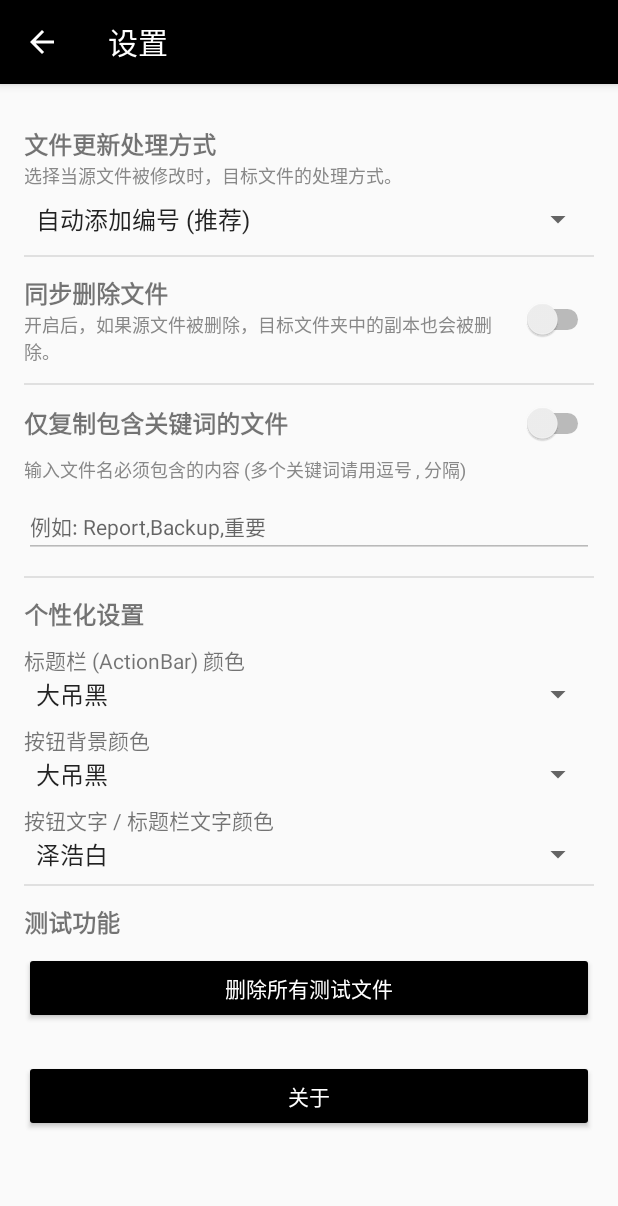
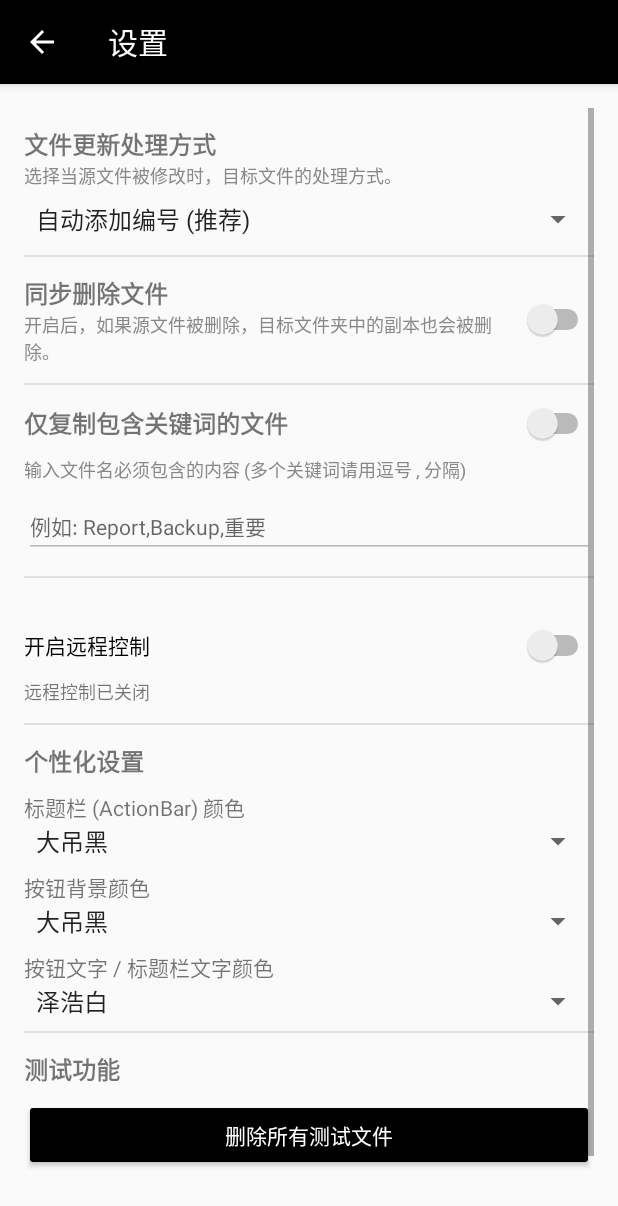
Before and after one commit to miziguo/O_My_WieNing, an Android app: the SettingsActivity screen opened directly, with no data from a screen before it, on a phone screen of 412 x 824 dp. Shown: the top 1206 px of the screen. Run offline under Robolectric (Android 15) with nearby library versions, the phone set to English and light mode, and no system bars.

Commit message:
2.0.0 实现了一部分远程控制功能

```diff
--- a/app/build.gradle
+++ b/app/build.gradle
@@ -51,4 +51,5 @@ dependencies {
     implementation 'androidx.constraintlayout:constraintlayout:2.1.4'
     implementation 'com.google.android.material:material:1.8.0'
     implementation 'androidx.localbroadcastmanager:localbroadcastmanager:1.1.0'
+    implementation 'org.nanohttpd:nanohttpd:2.3.1'
 }
--- a/app/src/main/java/o/my/gay/MainActivity.java
+++ b/app/src/main/java/o/my/gay/MainActivity.java
@@ -134,11 +134,6 @@ public class MainActivity extends AppCompatActivity {
         checkStoragePermissionStatus();
         checkAllPermissions();
         updateServiceStatus();
-
-        if (isOverlayPermissionGranted()) {
-            Intent intent = new Intent(this, StorageTestService.class);
-            startService(intent);
-        }
     }
 
     // --- 核心修复：安全获取颜色方法 ---
--- a/app/src/main/java/o/my/gay/SettingsActivity.java
+++ b/app/src/main/java/o/my/gay/SettingsActivity.java
@@ -1,6 +1,7 @@
 package o.my.gay;
 
 import android.content.Context;
+import android.content.Intent;
 import android.content.SharedPreferences;
 import android.content.res.ColorStateList;
 import android.graphics.Color;
@@ -20,6 +21,7 @@ import android.widget.Button;
 import android.widget.EditText;
 import android.widget.Spinner;
 import android.widget.Switch;
+import android.widget.TextView;
 import android.widget.Toast;
 
 import androidx.appcompat.app.ActionBar;
@@ -34,7 +36,7 @@ import java.io.PrintWriter;
 
 public class SettingsActivity extends AppCompatActivity {
 
-    public static final String PREF_NAME = "MonitorSettings";
+    public static final String PREF_NAME = "FileCopierPrefs";
     public static final String KEY_OVERWRITE_MODE_INDEX = "overwrite_mode_index";
     public static final String KEY_DELETE_MIRROR = "delete_mirror";
     public static final String KEY_CONTENT_FILTER_ENABLED = "content_filter_enabled";
@@ -42,7 +44,6 @@ public class SettingsActivity extends AppCompatActivity {
     public static final String KEY_ACTIONBAR_COLOR_INDEX = "actionbar_color_index";
     public static final String KEY_BUTTON_COLOR_INDEX = "button_color_index";
     public static final String KEY_TEXT_COLOR_INDEX = "text_color_index";
-
     public static final String KEY_CUSTOM_ACTIONBAR_COLOR = "custom_actionbar_color";
     public static final String KEY_CUSTOM_BUTTON_COLOR = "custom_button_color";
     public static final String KEY_CUSTOM_TEXT_COLOR = "custom_text_color";
@@ -57,6 +58,8 @@ public class SettingsActivity extends AppCompatActivity {
     private Spinner spinnerActionBarColor;
     private Spinner spinnerButtonColor;
     private Spinner spinnerTextColor;
+    private Switch switchRemoteControl;
+    private TextView textRemoteStatus;
 
     private String[] themeColorValues;
     private String[] textColorValues;
@@ -70,7 +73,7 @@ public class SettingsActivity extends AppCompatActivity {
         themeColorValues = getResources().getStringArray(R.array.theme_color_values);
         textColorValues = getResources().getStringArray(R.array.text_color_values);
 
-        // 初始化视图
+        // Initialize views
         spinnerOverwriteMode = findViewById(R.id.spinnerOverwriteMode);
         switchDeleteMirror = findViewById(R.id.switchDeleteMirror);
         switchContentFilter = findViewById(R.id.switchContentFilter);
@@ -80,8 +83,10 @@ public class SettingsActivity extends AppCompatActivity {
         spinnerActionBarColor = findViewById(R.id.spinnerActionBarColor);
         spinnerButtonColor = findViewById(R.id.spinnerButtonColor);
         spinnerTextColor = findViewById(R.id.spinnerTextColor);
+        switchRemoteControl = findViewById(R.id.switchRemoteControl);
+        textRemoteStatus = findViewById(R.id.textRemoteStatus);
 
-        // 设置 UI
+        // Set up UI
         setupActionBar();
         setupOverwriteModeSpinner();
         setupDeleteMirrorSwitch();
@@ -89,9 +94,23 @@ public class SettingsActivity extends AppCompatActivity {
         setupAboutButton();
         setupDeleteButton();
         setupColorSpinners();
+        setupRemoteControl();
 
-        // 应用初始颜色
+        // Apply initial colors
         applyColors();
+    }
+
+    private void setupRemoteControl() {
+        switchRemoteControl.setOnCheckedChangeListener((buttonView, isChecked) -> {
+            Intent intent = new Intent(this, RemoteControlService.class);
+            if (isChecked) {
+                startService(intent);
+                textRemoteStatus.setText("远程控制服务已启动");
+            } else {
+                stopService(intent);
+                textRemoteStatus.setText("远程控制已关闭");
+            }
+        });
     }
 
     private void setupDeleteButton() {
@@ -126,7 +145,6 @@ public class SettingsActivity extends AppCompatActivity {
                 runOnUiThread(() -> Toast.makeText(SettingsActivity.this, "读取文件列表失败", Toast.LENGTH_SHORT).show());
             }
 
-            // 清空文件列表
             try (PrintWriter writer = new PrintWriter(fileList)) {
                 writer.print("");
             } catch (IOException e) {
@@ -146,15 +164,14 @@ public class SettingsActivity extends AppCompatActivity {
     }
 
     private int getThemeColorFromIndex(int index, String customKey) {
-        if (index == themeColorValues.length - 1) {
+        if (index == themeColorValues.length - 1) { // Custom
             String customColor = sharedPrefs.getString(customKey, "#FF000000");
             try {
                 return Color.parseColor(customColor);
             } catch (Exception e) {
                 return Color.BLACK;
             }
-        }
-        else if (index >= 0 && index < themeColorValues.length) {
+        } else if (index >= 0 && index < themeColorValues.length - 1) {
             try {
                 return Color.parseColor(themeColorValues[index]);
             } catch (Exception e) {
@@ -165,15 +182,14 @@ public class SettingsActivity extends AppCompatActivity {
     }
 
     private int getTextColorFromIndex(int index) {
-        if (index == textColorValues.length - 1) {
+        if (index == textColorValues.length - 1) { // Custom
             String customColor = sharedPrefs.getString(KEY_CUSTOM_TEXT_COLOR, "#FFFFFFFF");
             try {
                 return Color.parseColor(customColor);
             } catch (Exception e) {
                 return Color.WHITE;
             }
-        }
-        else if (index >= 0 && index < textColorValues.length) {
+        } else if (index >= 0 && index < textColorValues.length - 1) {
             try {
                 return Color.parseColor(textColorValues[index]);
             } catch (Exception e) {
@@ -192,15 +208,9 @@ public class SettingsActivity extends AppCompatActivity {
                 this, R.array.text_color_names, android.R.layout.simple_spinner_item);
         textColorAdapter.setDropDownViewResource(android.R.layout.simple_spinner_dropdown_item);
 
-        // 1. ActionBar 颜色
         setupSpinner(spinnerActionBarColor, themeColorAdapter, KEY_ACTIONBAR_COLOR_INDEX, 7,
             (pos) -> {
                 if (pos == themeColorValues.length - 1) {
-                     // 无论之前有没有值，只要切换到自定义（或者已经在自定义再次点击触发），都强制弹窗
-                     // 注意：Spinner 默认如果再次选择相同项不会触发 onItemSelected
-                     // 为了支持再次点击自定义弹出，我们在 onItemSelected 中判断，如果值没变且是自定义，则不处理（交给下面的点击处理）
-                     // 但 Spinner API 不支持重复点击回调。
-                     // 所以这里的逻辑是：切换到自定义 -> 弹窗。
                      showColorPickerDialog(KEY_CUSTOM_ACTIONBAR_COLOR, KEY_ACTIONBAR_COLOR_INDEX, pos);
                 } else {
                     applyActionBarColor(pos);
@@ -209,7 +219,6 @@ public class SettingsActivity extends AppCompatActivity {
             (pos) -> showColorPickerDialog(KEY_CUSTOM_ACTIONBAR_COLOR, KEY_ACTIONBAR_COLOR_INDEX, pos)
         );
 
-        // 2. 按钮颜色
         setupSpinner(spinnerButtonColor, themeColorAdapter, KEY_BUTTON_COLOR_INDEX, 7,
             (pos) -> {
                 if (pos == themeColorValues.length - 1) {
@@ -221,7 +230,6 @@ public class SettingsActivity extends AppCompatActivity {
             (pos) -> showColorPickerDialog(KEY_CUSTOM_BUTTON_COLOR, KEY_BUTTON_COLOR_INDEX, pos)
         );
 
-        // 3. 文字颜色
         setupSpinner(spinnerTextColor, textColorAdapter, KEY_TEXT_COLOR_INDEX, 2,
             (pos) -> {
                 if (pos == textColorValues.length - 1) {
@@ -239,11 +247,6 @@ public class SettingsActivity extends AppCompatActivity {
         spinner.setAdapter(adapter);
         spinner.setSelection(sharedPrefs.getInt(key, def));
 
-        // 关键修复：使用 OnTouchListener 或 post runnable 解决初始化时触发问题，以及允许“重选”
-        // 但 Spinner 原生不支持重复选。我们简化逻辑：只要 selection 变了且变为自定义，就触发。
-        // 为了支持“我想修改自定义颜色”，只能通过长按，或者先选别的再选自定义。
-        // 或者，我们在 showColorPickerDialog 取消时，重置 Spinner 到默认值，强迫用户下次必须重新选自定义触发事件。
-
         spinner.setOnItemSelectedListener(new AdapterView.OnItemSelectedListener() {
             private boolean isInitial = true;
             @Override
@@ -252,7 +255,6 @@ public class SettingsActivity extends AppCompatActivity {
 
                 sharedPrefs.edit().putInt(key, position).apply();
 
-                // 判断是否是自定义选项
                 boolean isCustomOption = false;
                 if (key.equals(KEY_TEXT_COLOR_INDEX)) {
                     isCustomOption = (position == textColorValues.length - 1);
@@ -261,7 +263,6 @@ public class SettingsActivity extends AppCompatActivity {
                 }
 
                 if (isCustomOption) {
-                    // 只要选了自定义，就强制回调，弹窗逻辑在 listener 中
                     listener.onSelect(position);
                 } else {
                     listener.onSelect(position);
@@ -307,12 +308,10 @@ public class SettingsActivity extends AppCompatActivity {
                         else if (prefKey.equals(KEY_CUSTOM_TEXT_COLOR)) applyTextColor(spinnerPosition);
                     } catch (Exception e) {
                         Toast.makeText(this, "颜色格式错误", Toast.LENGTH_SHORT).show();
-                        // 格式错误也回滚，强迫重选
                         resetSpinnerSelection(indexKey);
                     }
                 })
                 .setNegativeButton("取消", (d, which) -> {
-                    // 关键修复：取消时回滚选择，确保下次点击“自定义”能再次触发 onItemSelected
                     resetSpinnerSelection(indexKey);
                 })
                 .create();
@@ -322,7 +321,6 @@ public class SettingsActivity extends AppCompatActivity {
         dialog.getButton(AlertDialog.BUTTON_NEGATIVE).setTextColor(Color.BLACK);
     }
 
-    // 辅助回滚方法
     private void resetSpinnerSelection(String key) {
         int defaultIndex = 7; // 默认黑色
         if (key.equals(KEY_TEXT_COLOR_INDEX)) defaultIndex = 2; // 文字默认白色
--- a/app/src/main/res/layout/activity_settings.xml
+++ b/app/src/main/res/layout/activity_settings.xml
@@ -137,6 +137,41 @@
         android:layout_height="1dp"
         android:background="#e0e0e0" />
 
+    <LinearLayout
+        android:layout_width="match_parent"
+        android:layout_height="wrap_content"
+        android:orientation="vertical"
+        android:paddingTop="12dp"
+        android:paddingBottom="12dp">
+
+        <TextView
+            android:layout_width="wrap_content"
+            android:layout_height="wrap_content"
+            android_text="远程控制"
+            android_textSize="16sp"
+            android_textStyle="bold" />
+
+        <Switch
+            android:id="@+id/switchRemoteControl"
+            android:layout_width="match_parent"
+            android:layout_height="wrap_content"
+            android:text="开启远程控制" />
+
+        <TextView
+            android:id="@+id/textRemoteStatus"
+            android:layout_width="wrap_content"
+            android:layout_height="wrap_content"
+            android:layout_marginTop="8dp"
+            android:text="远程控制已关闭"
+            android:textSize="12sp" />
+
+    </LinearLayout>
+
+    <View
+        android:layout_width="match_parent"
+        android:layout_height="1dp"
+        android:background="#e0e0e0" />
+
     <TextView
         android:layout_width="wrap_content"
         android:layout_height="wrap_content"
@@ -192,7 +227,8 @@
     </LinearLayout>
 
     <View
-        android:layout_width="match_parent"  android:layout_height="1dp"
+        android:layout_width="match_parent"
+        android:layout_height="1dp"
         android:background="#e0e0e0" />
 
     <LinearLayout
--- a/app/src/main/res/values-night/themes.xml
+++ b/app/src/main/res/values-night/themes.xml
@@ -1,7 +1,40 @@
 <resources xmlns:tools="http://schemas.android.com/tools">
-    <!-- Base application theme. -->
+    <!-- Base application theme for night mode -->
     <style name="Base.Theme.FileCopier" parent="Theme.Material3.DayNight.NoActionBar">
         <!-- Customize your dark theme here. -->
         <!-- <item name="colorPrimary">@color/my_dark_primary</item> -->
     </style>
+
+    <style name="Theme.FileCopier" parent="Base.Theme.FileCopier" />
+
+    <!-- Settings theme for Night mode -->
+    <style name="Theme.FileCopier.Settings" parent="Theme.AppCompat">
+        <item name="colorPrimary">@color/black</item>
+        <item name="colorPrimaryDark">@color/black</item>
+        <item name="colorAccent">@color/teal_200</item>
+        <item name="titleTextColor">@color/white</item>
+        <item name="android:windowBackground">@color/black</item>
+    </style>
+
+    <!-- MainActivity theme for Night mode -->
+    <style name="Theme.FileCopier.Main" parent="Theme.AppCompat">
+        <item name="colorPrimary">@color/black</item>
+        <item name="colorPrimaryDark">@color/black</item>
+        <item name="colorAccent">@color/white</item>
+        <item name="titleTextColor">@color/white</item>
+        <item name="actionBarPopupTheme">@style/Theme.FileCopier.Popup</item>
+    </style>
+
+    <!-- Popup menu style can remain dark -->
+    <style name="Theme.FileCopier.Popup" parent="ThemeOverlay.AppCompat.Dark">
+        <item name="android:colorBackground">@color/black</item>
+        <item name="android:textColor">@color/white</item>
+    </style>
+
+    <!-- EditText style for night mode -->
+    <style name="EditText" parent="Theme.AppCompat">
+        <item name="colorControlNormal">@color/gray</item>
+        <item name="colorControlActivated">@color/white</item>
+        <item name="android:textColorHint">@color/gray</item>
+    </style>
 </resources>
```
Also changed, not shown: app/src/main/AndroidManifest.xml (+8 -0 lines), app/src/main/java/o/my/gay/RemoteControlServer.java (added, +215 -0 lines), app/src/main/java/o/my/gay/RemoteControlService.java (added, +110 -0 lines).
